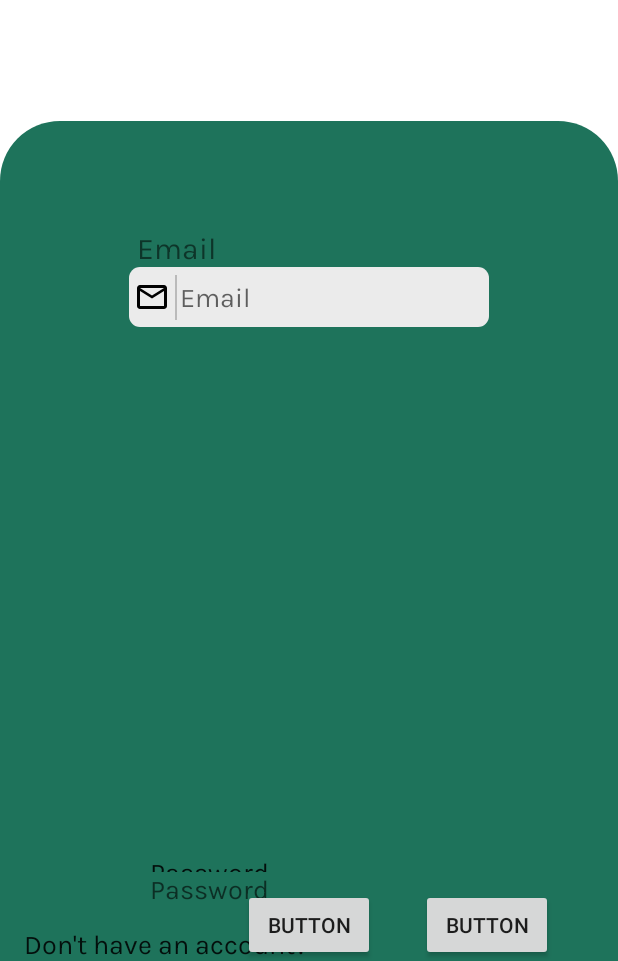
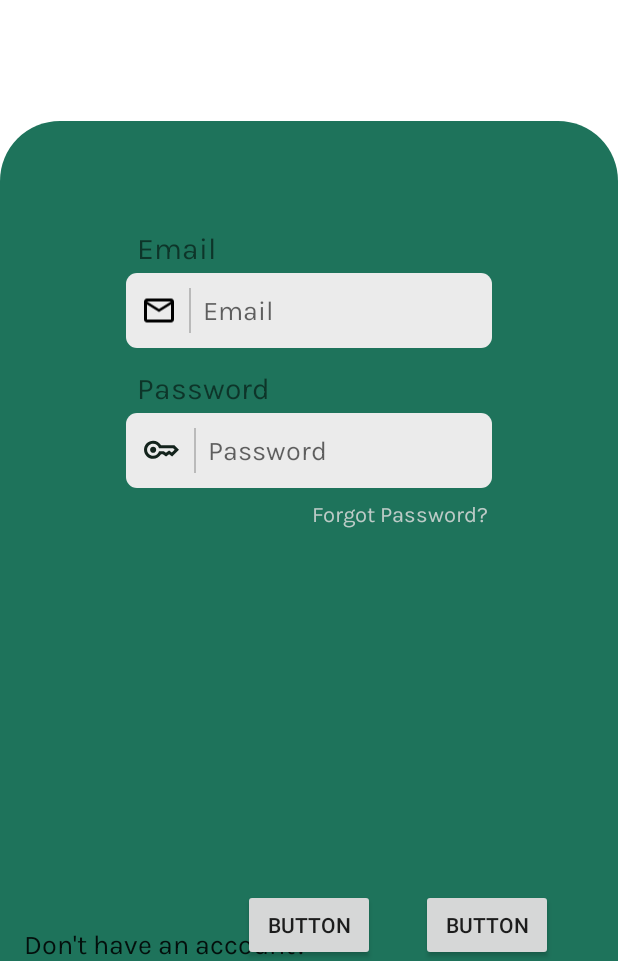
Before and after one commit to Kotlin-Koalas/KoalaMarket, an Android app: the screen it shows after launch (MainActivity), on a phone screen of 412 x 824 dp, the part 275-1236 px from its top. Run offline under Robolectric (Android 15) with nearby library versions, the phone set to English and light mode, and no system bars.

Commit message:
added format to password field, login

```diff
--- /dev/null
+++ b/frontend/app/src/main/res/drawable/password_icon.xml
@@ -0,0 +1,9 @@
+<vector xmlns:android="http://schemas.android.com/apk/res/android"
+    android:width="27dp"
+    android:height="27dp"
+    android:viewportWidth="27"
+    android:viewportHeight="27">
+  <path
+      android:pathData="M8,15C7.45,15 6.979,14.804 6.588,14.413C6.196,14.021 6,13.55 6,13C6,12.45 6.196,11.979 6.588,11.587C6.979,11.196 7.45,11 8,11C8.55,11 9.021,11.196 9.413,11.587C9.804,11.979 10,12.45 10,13C10,13.55 9.804,14.021 9.413,14.413C9.021,14.804 8.55,15 8,15ZM8,19C6.333,19 4.917,18.417 3.75,17.25C2.583,16.083 2,14.667 2,13C2,11.333 2.583,9.917 3.75,8.75C4.917,7.583 6.333,7 8,7C9.117,7 10.129,7.275 11.038,7.825C11.946,8.375 12.667,9.1 13.2,10H22L25,13L20.5,17.5L18.5,16L16.5,17.5L14.375,16H13.2C12.667,16.9 11.946,17.625 11.038,18.175C10.129,18.725 9.117,19 8,19ZM8,17C8.933,17 9.754,16.717 10.462,16.15C11.171,15.583 11.642,14.867 11.875,14H15L16.45,15.025L18.5,13.5L20.275,14.875L22.15,13L21.15,12H11.875C11.642,11.133 11.171,10.417 10.462,9.85C9.754,9.283 8.933,9 8,9C6.9,9 5.958,9.392 5.175,10.175C4.392,10.958 4,11.9 4,13C4,14.1 4.392,15.042 5.175,15.825C5.958,16.608 6.9,17 8,17Z"
+      android:fillColor="#13231C"/>
+</vector>
--- a/frontend/app/src/main/res/layout/activity_main.xml
+++ b/frontend/app/src/main/res/layout/activity_main.xml
@@ -16,38 +16,24 @@
         android:layout_height="match_parent"
         android:layout_marginTop="264dp"
         app:layout_constraintEnd_toEndOf="parent"
-        app:layout_constraintHorizontal_bias="0.0"
+        app:layout_constraintHorizontal_bias="1.0"
         app:layout_constraintStart_toStartOf="parent"
         app:layout_constraintTop_toTopOf="parent"
         app:srcCompat="@drawable/basic_rectangle" />
 
-    <EditText
+    <TextView
         android:id="@+id/editTextText3"
-        android:layout_width="158dp"
-        android:layout_height="32dp"
-        android:layout_marginTop="4dp"
-        android:background="#1E735B"
-        android:ems="10"
-        android:fontFamily="@font/karla"
-        android:inputType="text"
-        android:text="Forgot Password?"
-        app:layout_constraintBottom_toTopOf="@+id/button2"
-        app:layout_constraintTop_toBottomOf="@+id/editTextTextPassword"
-        tools:layout_editor_absoluteX="222dp" />
-
-    <EditText
-        android:id="@+id/editTextText2"
         android:layout_width="wrap_content"
         android:layout_height="wrap_content"
+        android:layout_marginTop="8dp"
+        android:textColor="#BDCBC7"
         android:background="#1E735B"
-        android:ems="10"
         android:fontFamily="@font/karla"
-        android:inputType="text"
-        android:text="Password"
-        app:layout_constraintBottom_toTopOf="@+id/button"
+        android:textSize="14.5sp"
+        android:text="Forgot Password?"
+        android:layout_marginEnd="86dp"
         app:layout_constraintEnd_toEndOf="parent"
-        app:layout_constraintHorizontal_bias="0.502"
-        app:layout_constraintStart_toStartOf="parent" />
+        app:layout_constraintTop_toBottomOf="@+id/frameLayoutPassword" />
 
     <Button
         android:id="@+id/button"
@@ -57,22 +43,6 @@
         app:layout_constraintBottom_toBottomOf="parent"
         app:layout_constraintEnd_toEndOf="parent"
         app:layout_constraintStart_toStartOf="parent" />
-
-    <EditText
-        android:id="@+id/editTextTextPassword"
-        android:layout_width="wrap_content"
-        android:layout_height="wrap_content"
-        android:layout_marginTop="4dp"
-        android:background="#1E735B"
-        android:ems="10"
-        android:fontFamily="@font/karla"
-        android:hint="Password"
-        android:inputType="textPassword"
-        app:layout_constraintBottom_toTopOf="@+id/button"
-        app:layout_constraintEnd_toEndOf="parent"
-        app:layout_constraintHorizontal_bias="0.502"
-        app:layout_constraintStart_toStartOf="parent"
-        app:layout_constraintTop_toBottomOf="@+id/editTextText2" />
 
     <EditText
         android:id="@+id/editTextText4"
@@ -97,13 +67,30 @@
         app:layout_constraintEnd_toEndOf="parent"
         app:layout_constraintStart_toEndOf="@+id/editTextText4" />
 
+    <TextView
+        android:id="@+id/textView2"
+        android:layout_width="240dp"
+        android:layout_height="wrap_content"
+        android:layout_marginLeft="10dp"
+        android:layout_marginTop="72dp"
+        android:background="#1E735B"
+        android:fontFamily="@font/karla"
+        android:layout_marginBottom="6dp"
+        android:inputType="text"
+        android:text="Email"
+        android:textSize="20dp"
+        app:layout_constraintEnd_toEndOf="parent"
+        app:layout_constraintHorizontal_bias="0.502"
+        app:layout_constraintStart_toStartOf="parent"
+        app:layout_constraintTop_toTopOf="@+id/imageView" />
 
     <androidx.constraintlayout.widget.ConstraintLayout
         android:id="@+id/frameLayout"
-        android:layout_width="240dp"
-        android:layout_height="40dp"
+        android:layout_width="244dp"
+        android:layout_height="50dp"
         android:background="@drawable/basic_grey_shape"
         android:padding="2dp"
+        android:layout_marginTop="4dp"
         app:layout_constraintEnd_toEndOf="parent"
         app:layout_constraintStart_toStartOf="parent"
         app:layout_constraintTop_toBottomOf="@+id/textView2">
@@ -114,7 +101,7 @@
             android:layout_width="wrap_content"
             android:layout_height="match_parent"
             android:layout_gravity="left"
-            android:layout_marginLeft="1dp"
+            android:layout_marginLeft="8dp"
             app:layout_constraintStart_toStartOf="parent"
             app:srcCompat="@drawable/email_icon" />
 
@@ -122,7 +109,7 @@
             android:id="@+id/imageView4"
             android:layout_width="1.5dp"
             android:layout_height="30dp"
-            android:layout_marginLeft="3dp"
+            android:layout_marginLeft="8dp"
             android:background="#bababa"
             app:layout_constraintBottom_toBottomOf="@+id/editTextTextEmailAddress"
             app:layout_constraintEnd_toStartOf="@+id/editTextTextEmailAddress"
@@ -134,7 +121,7 @@
             android:layout_width="0dp"
             android:layout_height="match_parent"
             android:layout_gravity="right"
-            android:layout_marginLeft="2dp"
+            android:layout_marginLeft="8dp"
             android:background="@android:color/transparent"
             android:ems="8"
             android:fontFamily="@font/karla"
@@ -219,22 +206,73 @@
             app:layout_constraintBottom_toBottomOf="parent"
             tools:layout_editor_absoluteX="117dp" />
     </androidx.constraintlayout.widget.ConstraintLayout>
-
     <TextView
-        android:id="@+id/textView2"
+        android:id="@+id/textView3"
         android:layout_width="240dp"
         android:layout_height="wrap_content"
         android:layout_marginLeft="10dp"
-        android:layout_marginTop="72dp"
+        android:layout_marginTop="165dp"
         android:background="#1E735B"
         android:fontFamily="@font/karla"
+        android:layout_marginBottom="6dp"
         android:inputType="text"
-        android:text="Email"
+        android:text="Password"
         android:textSize="20dp"
         app:layout_constraintEnd_toEndOf="parent"
         app:layout_constraintHorizontal_bias="0.502"
         app:layout_constraintStart_toStartOf="parent"
         app:layout_constraintTop_toTopOf="@+id/imageView" />
 
+    <androidx.constraintlayout.widget.ConstraintLayout
+        android:id="@+id/frameLayoutPassword"
+        android:layout_width="244dp"
+        android:layout_height="50dp"
+        android:background="@drawable/basic_grey_shape"
+        android:padding="2dp"
+        android:layout_marginTop="4dp"
+        app:layout_constraintEnd_toEndOf="parent"
+        app:layout_constraintStart_toStartOf="parent"
+        app:layout_constraintTop_toBottomOf="@+id/textView3">
+
+
+        <ImageView
+            android:id="@+id/imageView5"
+            android:layout_width="wrap_content"
+            android:layout_height="match_parent"
+            android:layout_gravity="left"
+            android:layout_marginLeft="8dp"
+            app:layout_constraintStart_toStartOf="parent"
+            app:srcCompat="@drawable/password_icon" />
+
+        <ImageView
+            android:id="@+id/imageView6"
+            android:layout_width="1.5dp"
+            android:layout_height="30dp"
+            android:layout_marginLeft="8dp"
+            android:background="#bababa"
+            app:layout_constraintBottom_toBottomOf="@+id/editTextPassword"
+            app:layout_constraintEnd_toStartOf="@+id/editTextPassword"
+            app:layout_constraintStart_toEndOf="@+id/imageView5"
+            app:layout_constraintTop_toTopOf="parent" />
+
+        <EditText
+            android:id="@+id/editTextPassword"
+            android:layout_width="0dp"
+            android:layout_height="match_parent"
+            android:layout_gravity="right"
+            android:layout_marginLeft="8dp"
+            android:background="@android:color/transparent"
+            android:ems="8"
+            android:fontFamily="@font/karla"
+            android:gravity="center_vertical"
+            android:hint="Password"
+            android:inputType="textEmailAddress"
+            app:layout_constraintEnd_toEndOf="parent"
+            app:layout_constraintStart_toEndOf="@+id/imageView6"
+            tools:layout_editor_absoluteY="341dp" />
+    </androidx.constraintlayout.widget.ConstraintLayout>
+
+
+
 
 </androidx.constraintlayout.widget.ConstraintLayout>
```
